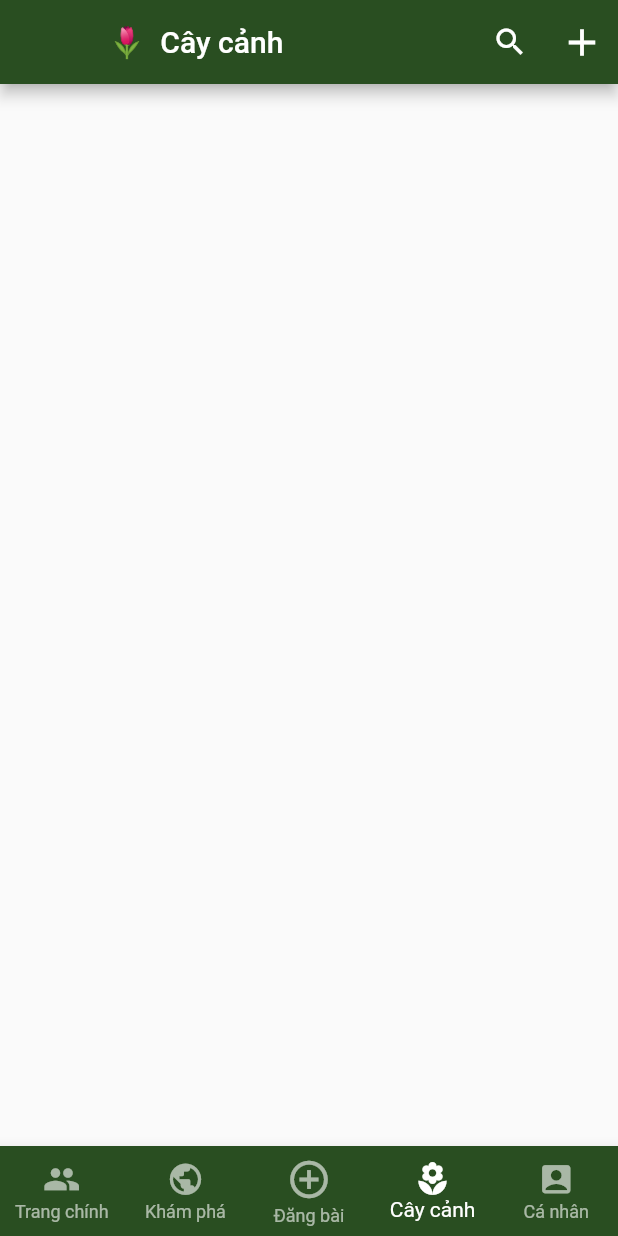
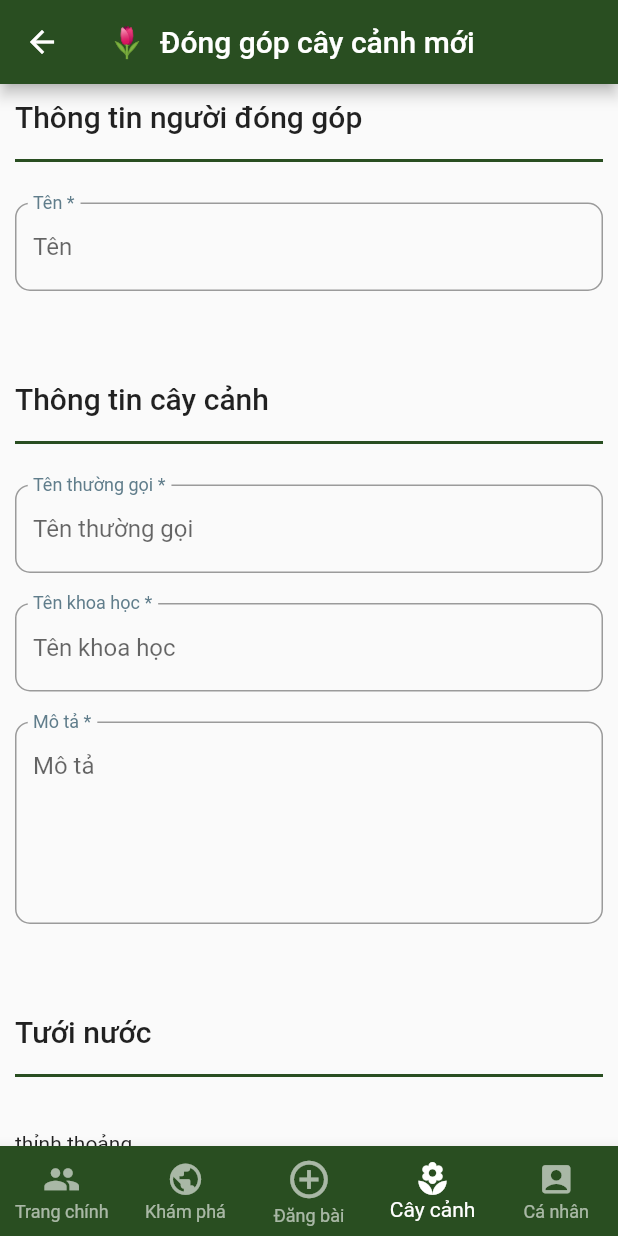
Before and after one commit to KhoaMai1951/JWT_Flutter, a Flutter app: the PlantDiscoverScreen screen opened directly, item 4 of the bottom bar chosen, after a tap on the "add" icon, on a phone screen of 412 x 824 dp. Run offline on Flutter 3.47's test engine with Material 2 defaults, Android fonts, the phone set to English and light mode, and no system bars; our stand-ins replace carousel_slider, dio, flutter_spinkit, shared_preferences, toggle_switch; missing offline and left inert: multi_image_picker; accounts and stored records are empty.

Commit message:
plant contribute feature

```diff
--- a/lib/constants/text_style.dart
+++ b/lib/constants/text_style.dart
@@ -16,3 +16,9 @@ const TextStyle kPlantDetailLabel = TextStyle(
   fontSize: 20.0,
   fontWeight: FontWeight.w500,
 );
+
+// CONTRIBUTE LABEL
+const TextStyle kContributeLabel = TextStyle(
+  fontWeight: FontWeight.w500,
+  fontSize: 20.0,
+);
--- /dev/null
+++ b/lib/screens/plant_care/contribute_plant.dart
@@ -0,0 +1,591 @@
+import 'dart:typed_data';
+
+import 'package:dio/dio.dart';
+import 'package:flutter/cupertino.dart';
+import 'package:flutter/material.dart';
+import 'package:flutter_login_test_2/constants/bottom_bar_index_constant.dart';
+import 'package:flutter_login_test_2/constants/color_constant.dart';
+import 'package:flutter_login_test_2/constants/text_style.dart';
+import 'package:flutter_login_test_2/widgets/bottom_navigation_bar/bottom_navigation_bar.dart';
+import 'package:multi_image_picker/multi_image_picker.dart';
+import 'package:toggle_switch/toggle_switch.dart';
+
+class ContributePlantScreen extends StatefulWidget {
+  @override
+  _ContributePlantScreenState createState() => _ContributePlantScreenState();
+}
+
+class _ContributePlantScreenState extends State<ContributePlantScreen> {
+  List<Asset> images = <Asset>[];
+  List<MultipartFile> files = [];
+  final _formKey = GlobalKey<FormState>();
+  //enable info
+  var contributorNameEnable = false;
+  //for pet toggle
+  int initialIndex = 0;
+  //plant info
+  String contributorName;
+  String commonName;
+  String scientificName;
+  bool petFriendly = false;
+  int difficulty;
+  double waterLevel = 1;
+  double sunLight = 1;
+  String information;
+  String feedInformation;
+  String commonIssue;
+  double maxTemperature = 30;
+  double minTemperature = 1;
+  //range
+  RangeValues temperatureRangeValue = const RangeValues(20, 30);
+  List<String> waterLevelString = [
+    'thỉnh thoảng',
+    'thỉnh thoảng\n-thường xuyên',
+    'thường xuyên',
+    'thường xuyên\n-liên tục',
+    'liên tục',
+  ];
+  List<String> sunlightLevelString = [
+    'bóng râm',
+    'bóng râm\n-tránh trực tiếp',
+    'tránh trực tiếp',
+    'tránh trực tiếp\n-ngoài trời',
+    'ngoài trời',
+  ];
+
+  @override
+  Widget build(BuildContext context) {
+    return Scaffold(
+      appBar: AppBar(
+        backgroundColor: kAppBarColor,
+        title: Text('🌷  Đóng góp cây cảnh mới'),
+      ),
+      body: bodyLayout(),
+      bottomNavigationBar: buildBottomNavigationBar(
+          context: context, index: kBottomBarIndexPlant),
+    );
+  }
+
+  bodyLayout() {
+    return ListView(
+      padding: EdgeInsets.all(10.0),
+      children: [
+        Column(
+          children: [
+            Form(
+              key: _formKey,
+              child: Column(
+                crossAxisAlignment: CrossAxisAlignment.start,
+                children: [
+                  // CONTRIBUTOR NAME LABEL ====================================
+                  labelBuilder(
+                    label: 'Thông tin người đóng góp',
+                  ),
+                  // NAME TEXTFIELD
+                  textFormFieldBuilder(
+                    label: 'Tên \*',
+                    hintText: 'Tên',
+                    validateFunction: (value) {
+                      if (value.length > 100) {
+                        return 'Tên phải nhỏ hơn 100 kí tự';
+                      }
+                      if (value.length == 0) {
+                        return 'Phải nhập tên';
+                      }
+                      setState(() {
+                        this.contributorName = value;
+                      });
+                      return null;
+                    },
+                  ),
+                  SizedBox(
+                    height: 60.0,
+                  ),
+                  // CONTRIBUTOR NAME LABEL ====================================
+                  labelBuilder(
+                    label: 'Thông tin cây cảnh',
+                  ),
+                  // COMMON NAME TEXT FIELD
+                  textFormFieldBuilder(
+                    label: 'Tên thường gọi \*',
+                    hintText: 'Tên thường gọi',
+                    validateFunction: (value) {
+                      if (value.length > 100) {
+                        return 'Tên phải nhỏ hơn 100 kí tự';
+                      }
+                      if (value.length == 0) {
+                        return 'Phải nhập tên';
+                      }
+                      setState(() {
+                        this.commonName = value;
+                      });
+                      return null;
+                    },
+                  ),
+                  SizedBox(
+                    height: 20.0,
+                  ),
+                  // COMMON NAME TEXT FIELD
+                  textFormFieldBuilder(
+                    label: 'Tên khoa học \*',
+                    hintText: 'Tên khoa học',
+                    validateFunction: (value) {
+                      if (value.length > 100) {
+                        return 'Tên phải nhỏ hơn 100 kí tự';
+                      }
+                      if (value.length == 0) {
+                        return 'Phải nhập tên';
+                      }
+                      setState(() {
+                        this.scientificName = value;
+                      });
+                      return null;
+                    },
+                  ),
+                  SizedBox(
+                    height: 20.0,
+                  ),
+                  // COMMON NAME TEXT FIELD
+                  textFormFieldBuilder(
+                    label: 'Mô tả \*',
+                    hintText: 'Mô tả',
+                    maxLines: 5,
+                    validateFunction: (value) {
+                      if (value.length > 4000) {
+                        return 'Tên phải nhỏ hơn 4000 kí tự';
+                      }
+                      if (value.length == 0) {
+                        return 'Phải nhập tên';
+                      }
+                      setState(() {
+                        this.information = value;
+                      });
+                      return null;
+                    },
+                  ),
+                  SizedBox(
+                    height: 60.0,
+                  ),
+                  // WATER LABEL ====================================
+                  labelBuilder(
+                    label: 'Tưới nước',
+                  ),
+                  // SLIDER LABEL
+                  sliderLabelBuilder(
+                      currentLevel: waterLevel,
+                      labelList: waterLevelString,
+                      length: 5),
+                  // WATER LEVEL SLIDER
+                  sliderBuilder(
+                      currentLevel: waterLevel,
+                      divisions: 4,
+                      max: 5,
+                      min: 1,
+                      function: (double value) {
+                        setState(() {
+                          waterLevel = value;
+                        });
+                      }),
+                  SizedBox(
+                    height: 60.0,
+                  ),
+                  // SUNLIGHT LABEL ====================================
+                  labelBuilder(
+                    label: 'Ánh sáng mặt trời',
+                  ),
+                  // SLIDER LABEL
+                  sliderLabelBuilder(
+                      currentLevel: sunLight,
+                      labelList: sunlightLevelString,
+                      length: 5),
+                  // SUNLIGHT LEVEL SLIDER
+                  sliderBuilder(
+                      currentLevel: sunLight,
+                      divisions: 4,
+                      max: 5,
+                      min: 1,
+                      function: (double value) {
+                        setState(() {
+                          sunLight = value;
+                        });
+                      }),
+                  SizedBox(
+                    height: 60.0,
+                  ),
+                  // CONTRIBUTOR NAME LABEL ====================================
+                  labelBuilder(
+                    label: 'Nhiệt độ',
+                  ),
+                  //SLIDER
+                  Row(
+                    mainAxisAlignment: MainAxisAlignment.spaceBetween,
+                    children: [
+                      //degree
+                      Expanded(
+                        flex: 1,
+                        child: Text(
+                          temperatureRangeValue.start.round().toString() + '°C',
+                        ),
+                      ),
+                      // SLIDER
+                      Expanded(
+                        flex: 8,
+                        child: SliderTheme(
+                          data: SliderThemeData(
+                            thumbColor: Colors.green,
+                            thumbShape:
+                                RoundSliderThumbShape(enabledThumbRadius: 11),
+                            activeTrackColor: Colors.green,
+                            inactiveTrackColor: Colors.grey,
+                            activeTickMarkColor: Colors.green,
+                            inactiveTickMarkColor: Colors.grey,
+                            tickMarkShape:
+                                RoundSliderTickMarkShape(tickMarkRadius: 8.0),
+                          ),
+                          child: RangeSlider(
+                            values: temperatureRangeValue,
+                            min: 0,
+                            max: 50,
+                            divisions: 49,
+                            onChanged: (RangeValues values) {
+                              setState(() {
+                                temperatureRangeValue = values;
+                              });
+                            },
+                          ),
+                        ),
+                      ),
+                      //degree
+                      Expanded(
+                        flex: 1,
+                        child: Align(
+                          child: Text(
+                            temperatureRangeValue.end.round().toString() + '°C',
+                          ),
+                          alignment: Alignment.bottomRight,
+                        ),
+                      ),
+                    ],
+                  ),
+                  SizedBox(
+                    height: 60.0,
+                  ),
+                  // PET FRIENDLY LABEL ====================================
+                  labelBuilder(
+                    label: 'Thân thiện thú cưng',
+                  ),
+                  Center(
+                    child: ToggleSwitch(
+                        initialLabelIndex: initialIndex,
+                        minWidth: 90.0,
+                        cornerRadius: 20,
+                        activeBgColor: Colors.green,
+                        inactiveBgColor: Colors.grey,
+                        labels: ['CÓ', 'KHÔNG'],
+                        onToggle: (index) {
+                          setState(() {
+                            initialIndex = index;
+                            index == 0
+                                ? petFriendly = true
+                                : petFriendly = false;
+                          });
+                        }),
+                  ),
+                  SizedBox(
+                    height: 60.0,
+                  ),
+                  // CONTRIBUTOR NAME LABEL ====================================
+                  labelBuilder(
+                    label: 'Bón phân',
+                  ),
+                  // NAME TEXTFIELD
+                  textFormFieldBuilder(
+                    maxLines: 4,
+                    label: 'Bón phân',
+                    hintText: 'Bón phân',
+                    validateFunction: (value) {
+                      if (value.length > 1000) {
+                        return 'Tên phải nhỏ hơn 1000 kí tự';
+                      }
+                      if (value.length == 0) {
+                        return 'Phải nhập tên';
+                      }
+                      setState(() {
+                        this.feedInformation = value;
+                      });
+                      return null;
+                    },
+                  ),
+                  SizedBox(
+                    height: 60.0,
+                  ),
+                  // CONTRIBUTOR NAME LABEL ====================================
+                  labelBuilder(
+                    label: 'Các vấn đề thường gặp',
+                  ),
+                  // NAME TEXTFIELD
+                  textFormFieldBuilder(
+                    maxLines: 4,
+                    label: 'Các vấn đề thường gặp',
+                    hintText: 'Các vấn đề thường gặp',
+                    validateFunction: (value) {
+                      if (value.length > 1000) {
+                        return 'Tên phải nhỏ hơn 1000 kí tự';
+                      }
+                      if (value.length == 0) {
+                        return 'Phải nhập tên';
+                      }
+                      setState(() {
+                        this.commonIssue = value;
+                      });
+                      return null;
+                    },
+                  ),
+                  SizedBox(
+                    height: 60.0,
+                  ),
+                  // CONTRIBUTOR NAME LABEL ====================================
+                  labelBuilder(
+                    label: 'Hình ảnh',
+                  ),
+                  // CHOOSE PIC
+                  Center(
+                    child: ElevatedButton(
+                      style: ButtonStyle(
+                        backgroundColor:
+                            MaterialStateProperty.all<Color>(kButtonColor),
+                      ),
+                      child: Row(
+                        mainAxisSize: MainAxisSize.min,
+                        children: [
+                          Icon(Icons.insert_photo),
+                          Text("Chọn ảnh"),
+                        ],
+                      ),
+                      onPressed: loadAssets,
+                    ),
+                  ),
+                  // VÙNG REVIEW ẢNH ĐÃ CHỌN
+                  buildGridView(),
+                  SizedBox(
+                    height: 30.0,
+                  ),
+                  Divider(
+                    color: kBottomBarColor,
+                    thickness: 2.0,
+                  ),
+                  SizedBox(
+                    height: 30.0,
+                  ),
+                  // SUBMIT BUTTON
+                  submitButton(),
+                ],
+              ),
+            ),
+          ],
+        ),
+      ],
+    );
+  }
+
+  // SUBMIT BUTTON
+  submitButton() {
+    return Padding(
+      padding: const EdgeInsets.symmetric(vertical: 16.0),
+      child: Row(
+        mainAxisAlignment: MainAxisAlignment.center,
+        children: [
+          ElevatedButton(
+            style: ButtonStyle(
+              backgroundColor: MaterialStateProperty.all<Color>(kButtonColor),
+            ),
+            onPressed: () {
+              if (_formKey.currentState.validate() == true) {
+                ScaffoldMessenger.of(context)
+                    .showSnackBar(SnackBar(content: Text('Processing Data')));
+              }
+            },
+            child: Text('Đóng góp'),
+          ),
+        ],
+      ),
+    );
+  }
+
+  // TEXT FORM FIELD
+  textFormFieldBuilder(
+      {String label,
+      int maxLines,
+      String hintText,
+      Function validateFunction}) {
+    return TextFormField(
+      maxLines: maxLines,
+      decoration: InputDecoration(
+        floatingLabelBehavior: FloatingLabelBehavior.always,
+        labelStyle: TextStyle(
+          color: Colors.blueGrey,
+        ),
+        labelText: label,
+        hintText: hintText,
+        fillColor: Colors.white,
+        border: OutlineInputBorder(
+          borderSide: const BorderSide(color: Colors.grey, width: 2.0),
+          borderRadius: BorderRadius.circular(10.0),
+        ),
+        focusedBorder: OutlineInputBorder(
+          borderSide: const BorderSide(color: Colors.grey, width: 2.0),
+          borderRadius: BorderRadius.circular(10.0),
+        ),
+      ),
+      validator: validateFunction,
+    );
+  }
+
+  // LABEL
+  labelBuilder({String label}) {
+    return Column(
+      crossAxisAlignment: CrossAxisAlignment.start,
+      children: [
+        // TITLE CONTRIBUTOR NAME
+        Text(
+          label,
+          style: kContributeLabel,
+        ),
+        SizedBox(height: 10.0),
+        Divider(
+          color: kBottomBarColor,
+          thickness: 2.0,
+        ),
+        SizedBox(height: 20.0),
+      ],
+    );
+  }
+
+  // SLIDER
+  sliderBuilder({
+    double min,
+    double max,
+    int divisions,
+    double currentLevel,
+    Function function,
+  }) {
+    return SliderTheme(
+      data: SliderThemeData(
+        thumbColor: Colors.green,
+        thumbShape: RoundSliderThumbShape(enabledThumbRadius: 11),
+        activeTrackColor: Colors.green,
+        inactiveTrackColor: Colors.grey,
+        activeTickMarkColor: Colors.green,
+        inactiveTickMarkColor: Colors.grey,
+        tickMarkShape: RoundSliderTickMarkShape(tickMarkRadius: 8.0),
+      ),
+      child: Slider(
+        value: currentLevel,
+        min: min,
+        max: max,
+        divisions: divisions,
+        onChanged: function,
+      ),
+    );
+  }
+
+  // SLIDER LABEL
+  sliderLabelBuilder(
+      {int length, double currentLevel, List<String> labelList}) {
+    return Container(
+      height: 35.0,
+      child: Row(
+        mainAxisAlignment: MainAxisAlignment.spaceBetween,
+        children: List.generate(length, (index) {
+          if (index + 1 == currentLevel)
+            return Text(labelList[index]);
+          else
+            return SizedBox();
+        }),
+      ),
+    );
+  }
+
+  // LẤY ẢNH TRONG GALLERY VÀO LIST ASSET
+  Future<void> loadAssets() async {
+    this.images.clear();
+    List<Asset> resultList = <Asset>[];
+    String error = 'No Error Detected';
+
+    try {
+      resultList = await MultiImagePicker.pickImages(
+        maxImages: 1,
+        enableCamera: true,
+        selectedAssets: images,
+        cupertinoOptions: CupertinoOptions(takePhotoIcon: "chat"),
+        materialOptions: MaterialOptions(
+          actionBarColor: "#abcdef",
+          actionBarTitle: "Example App",
+          allViewTitle: "All Photos",
+          useDetailsView: false,
+          selectCircleStrokeColor: "#000000",
+        ),
+      );
+    } on Exception catch (e) {
+      error = e.toString();
+    }
+
+    // If the widget was removed from the tree while the asynchronous platform
+    // message was in flight, we want to discard the reply rather than calling
+    // setState to update our non-existent appearance.
+    if (!mounted) return;
+
+    setState(() {
+      images = resultList;
+    });
+  }
+
+  // CONVERT TỪ ASSET SANG MULTIPLE PART FILE
+  Future<dynamic> assetToFile() async {
+    files.clear();
+
+    //images.forEach((asset) async {
+    for (var asset in images) {
+      int MAX_WIDTH = 500; //keep ratio
+      int height = ((500 * asset.originalHeight) / asset.originalWidth).round();
+
+      ByteData byteData =
+          await asset.getThumbByteData(MAX_WIDTH, height, quality: 80);
+
+      if (byteData != null) {
+        List<int> imageData = byteData.buffer.asUint8List();
+        MultipartFile u =
+            await MultipartFile.fromBytes(imageData, filename: asset.name);
+
+        setState(() {
+          this.files.add(u);
+        });
+      }
+    }
+    ;
+
+    return files;
+  }
+
+  // XUẤT HÌNH TỪ LIST ASSET RA ĐỂ REVIEW
+  Widget buildGridView() {
+    return this.images.length != 0
+        ? GridView.count(
+            physics: NeverScrollableScrollPhysics(),
+            shrinkWrap: true,
+            crossAxisCount: 1,
+            children: List.generate(images.length, (index) {
+              Asset asset = images[index];
+              return Container(
+                margin: const EdgeInsets.all(1.0),
+                child: AssetThumb(
+                  asset: asset,
+                  width: 300,
+                  height: 300,
+                ),
+              );
+            }),
+          )
+        : SizedBox();
+  }
+}
--- a/lib/screens/plant_care/plant_detail.dart
+++ b/lib/screens/plant_care/plant_detail.dart
@@ -417,6 +417,10 @@ class _PlantDetailScreenState extends State<PlantDetailScreen>
                         plantDetailTextRegion(
                             title: 'Tên thường gọi',
                             content: widget.plantDetailModel.commonName),
+                        // SCIENTIFIC NAME
+                        plantDetailTextRegion(
+                            title: 'Tên khoa học',
+                            content: widget.plantDetailModel.scientificName),
                         //INFORMATION
                         plantDetailTextRegion(
                           title: 'Thông tin',
@@ -513,7 +517,7 @@ class _PlantDetailScreenState extends State<PlantDetailScreen>
         return 'không trực tiếp';
       case 4:
         return 'không trực tiếp-ngoài trời';
-      case 4:
+      case 5:
         return 'ngoài trời';
     }
   }
@@ -529,7 +533,7 @@ class _PlantDetailScreenState extends State<PlantDetailScreen>
         return 'thường xuyên';
       case 4:
         return 'thường xuyên-liên tục';
-      case 4:
+      case 5:
         return 'liên tục';
     }
   }
--- a/lib/screens/plant_care/plant_discover.dart
+++ b/lib/screens/plant_care/plant_discover.dart
@@ -7,6 +7,7 @@ import 'package:flutter_login_test_2/constants/color_constant.dart';
 import 'package:flutter_login_test_2/models/plant_detail_model.dart';
 import 'package:flutter_login_test_2/network_utils/api.dart';
 import 'package:flutter_login_test_2/screens/loading/loading_server_plant_detail.dart';
+import 'package:flutter_login_test_2/screens/plant_care/contribute_plant.dart';
 import 'package:flutter_login_test_2/screens/plant_care/plant_detail.dart';
 import 'package:flutter_login_test_2/widgets/bottom_navigation_bar/bottom_navigation_bar.dart';
 import 'package:flutter_spinkit/flutter_spinkit.dart';
@@ -215,7 +216,12 @@ class _PlantDiscoverScreenState extends State<PlantDiscoverScreen>
           size: 30.0,
         ),
         onPressed: () {
-          print('add new');
+          Navigator.push(
+            context,
+            MaterialPageRoute(
+              builder: (context) => ContributePlantScreen(),
+            ),
+          );
         },
       ),
     ];
--- a/pubspec.yaml
+++ b/pubspec.yaml
@@ -38,6 +38,7 @@ dependencies:
   flutter_swiper: ^1.1.6
   intl: ^0.17.0
   timeago: ^3.0.2
+  toggle_switch: ^0.1.9
 
 
 dev_dependencies:
```
Also changed, not shown: pubspec.lock.
